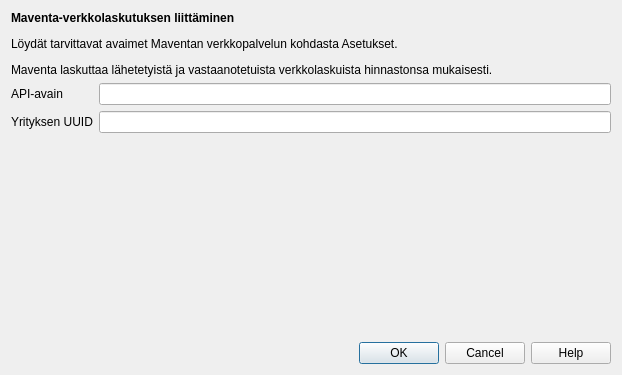
Old version of the form kitsas/maaritys/verkkolasku/maventa.ui in the repository artoh/kitupiikki.
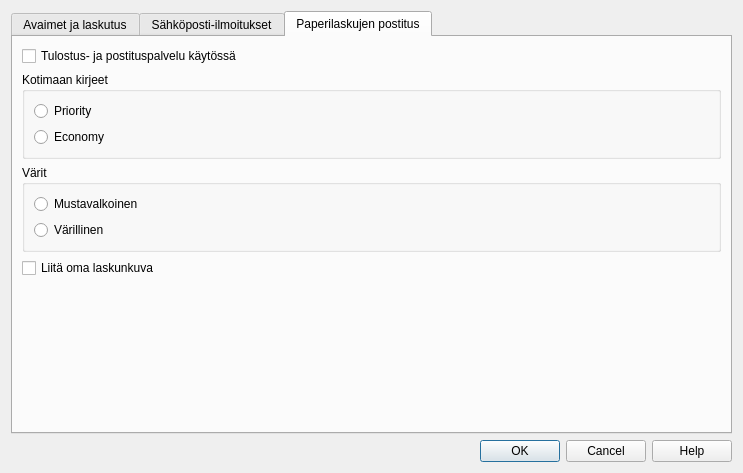
New version of the form. The open tabs and pages were chosen to show the change. Icons and pictures are not drawn.

Commit message: MAventa-asetus-ikkuna

Patch:
```diff
--- a/kitsas/maaritys/verkkolasku/maventa.ui
+++ b/kitsas/maaritys/verkkolasku/maventa.ui
@@ -6,24 +6,34 @@
    <rect>
     <x>0</x>
     <y>0</y>
-    <width>622</width>
-    <height>375</height>
+    <width>743</width>
+    <height>473</height>
    </rect>
   </property>
   <property name="windowTitle">
    <string>Verkkolaskutus</string>
   </property>
+  <layout class="QVBoxLayout" name="verticalLayout_2">
+   <item>
+    <widget class="QTabWidget" name="tabWidget">
+     <property name="currentIndex">
+      <number>0</number>
+     </property>
+     <widget class="QWidget" name="tab">
+      <attribute name="icon">
+       <iconset resource="../../pic/pic.qrc">
+        <normaloff>:/freeicons/key.png</normaloff>:/freeicons/key.png</iconset>
+      </attribute>
+      <attribute name="title">
+       <string>Avaimet ja laskutus</string>
+      </attribute>
+      <layout class="QVBoxLayout" name="verticalLayout_4">
+       <item>
+        <widget class="QGroupBox" name="groupBox">
+         <property name="title">
+          <string>Avaimet</string>
+         </property>
   <layout class="QVBoxLayout" name="verticalLayout">
-   <item>
-    <widget class="QLabel" name="label">
-     <property name="text">
-      <string>&lt;html&gt;&lt;head/&gt;&lt;body&gt;&lt;p&gt;&lt;span style=&quot; font-weight:600;&quot;&gt;Maventa-verkkolaskutuksen liittäminen&lt;/span&gt;&lt;/p&gt;&lt;p&gt;Löydät tarvittavat avaimet Maventan verkkopalvelun kohdasta Asetukset.&lt;/p&gt;&lt;p&gt;Maventa laskuttaa lähetetyistä ja vastaanotetuista verkkolaskuista hinnastonsa mukaisesti.&lt;/p&gt;&lt;/body&gt;&lt;/html&gt;</string>
-     </property>
-     <property name="wordWrap">
-      <bool>true</bool>
-     </property>
-    </widget>
-   </item>
    <item>
     <layout class="QFormLayout" name="formLayout">
      <item row="0" column="0">
@@ -48,6 +58,32 @@
      </item>
     </layout>
    </item>
+         </layout>
+        </widget>
+       </item>
+       <item>
+        <widget class="QGroupBox" name="groupBox_2">
+         <property name="title">
+          <string>Laskutus</string>
+         </property>
+         <layout class="QVBoxLayout" name="verticalLayout_3">
+          <item>
+           <widget class="QRadioButton" name="kitsasLaskuButton">
+            <property name="text">
+             <string>Kitsas laskuttaa hinnastonsa mukaan</string>
+            </property>
+           </widget>
+          </item>
+          <item>
+           <widget class="QRadioButton" name="maventaLaskuButton">
+            <property name="text">
+             <string>Maventa laskuttaa suoraan oman hinnastonsa mukaan</string>
+            </property>
+           </widget>
+          </item>
+         </layout>
+        </widget>
+       </item>
    <item>
     <spacer name="verticalSpacer">
      <property name="orientation">
@@ -56,10 +92,146 @@
      <property name="sizeHint" stdset="0">
       <size>
        <width>20</width>
-       <height>64</height>
+           <height>162</height>
       </size>
      </property>
     </spacer>
+       </item>
+      </layout>
+     </widget>
+     <widget class="QWidget" name="tab_2">
+      <attribute name="icon">
+       <iconset resource="../../pic/pic.qrc">
+        <normaloff>:/pic/email.png</normaloff>:/pic/email.png</iconset>
+      </attribute>
+      <attribute name="title">
+       <string>Sähköposti-ilmoitukset</string>
+      </attribute>
+      <layout class="QVBoxLayout" name="verticalLayout_5">
+       <item>
+        <layout class="QFormLayout" name="formLayout_2">
+         <item row="0" column="0">
+          <widget class="QLabel" name="label">
+           <property name="text">
+            <string>Saapuneista laskuista osoitteeseen</string>
+           </property>
+          </widget>
+         </item>
+         <item row="0" column="1">
+          <widget class="QLineEdit" name="ilmoitusEmail"/>
+         </item>
+         <item row="1" column="0">
+          <widget class="QLabel" name="label_4">
+           <property name="text">
+            <string>Lähetysvirheistä osoitteeseen</string>
+           </property>
+          </widget>
+         </item>
+         <item row="1" column="1">
+          <widget class="QLineEdit" name="virheEmail"/>
+         </item>
+        </layout>
+       </item>
+       <item>
+        <spacer name="verticalSpacer_2">
+         <property name="orientation">
+          <enum>Qt::Vertical</enum>
+         </property>
+         <property name="sizeHint" stdset="0">
+          <size>
+           <width>20</width>
+           <height>308</height>
+          </size>
+         </property>
+        </spacer>
+       </item>
+      </layout>
+     </widget>
+     <widget class="QWidget" name="tab_3">
+      <attribute name="icon">
+       <iconset resource="../../pic/pic.qrc">
+        <normaloff>:/pic/kirje.png</normaloff>:/pic/kirje.png</iconset>
+      </attribute>
+      <attribute name="title">
+       <string>Paperilaskujen postitus</string>
+      </attribute>
+      <layout class="QVBoxLayout" name="verticalLayout_8">
+       <item>
+        <widget class="QCheckBox" name="tulostusCheck">
+         <property name="text">
+          <string>Tulostus- ja postituspalvelu käytössä</string>
+         </property>
+        </widget>
+       </item>
+       <item>
+        <widget class="QGroupBox" name="groupBox_3">
+         <property name="title">
+          <string>Kotimaan kirjeet</string>
+         </property>
+         <layout class="QVBoxLayout" name="verticalLayout_6">
+          <item>
+           <widget class="QRadioButton" name="priorityRadio">
+            <property name="text">
+             <string>Priority</string>
+            </property>
+           </widget>
+          </item>
+          <item>
+           <widget class="QRadioButton" name="economyRadio">
+            <property name="text">
+             <string>Economy</string>
+            </property>
+           </widget>
+          </item>
+         </layout>
+        </widget>
+       </item>
+       <item>
+        <widget class="QGroupBox" name="groupBox_4">
+         <property name="title">
+          <string>Värit</string>
+         </property>
+         <layout class="QVBoxLayout" name="verticalLayout_7">
+          <item>
+           <widget class="QRadioButton" name="mvRadio">
+            <property name="text">
+             <string>Mustavalkoinen</string>
+            </property>
+           </widget>
+          </item>
+          <item>
+           <widget class="QRadioButton" name="variRadio">
+            <property name="text">
+             <string>Värillinen</string>
+            </property>
+           </widget>
+          </item>
+         </layout>
+        </widget>
+       </item>
+       <item>
+        <widget class="QCheckBox" name="omaCheck">
+         <property name="text">
+          <string>Liitä oma laskunkuva </string>
+         </property>
+        </widget>
+       </item>
+       <item>
+        <spacer name="verticalSpacer_3">
+         <property name="orientation">
+          <enum>Qt::Vertical</enum>
+         </property>
+         <property name="sizeHint" stdset="0">
+          <size>
+           <width>20</width>
+           <height>110</height>
+          </size>
+         </property>
+        </spacer>
+       </item>
+      </layout>
+     </widget>
+    </widget>
    </item>
    <item>
     <widget class="QDialogButtonBox" name="buttonBox">
```
Left out of the diff: 4 changed lines with no effect on the pictures. Lines whose indentation alone changed are shown as unchanged.
